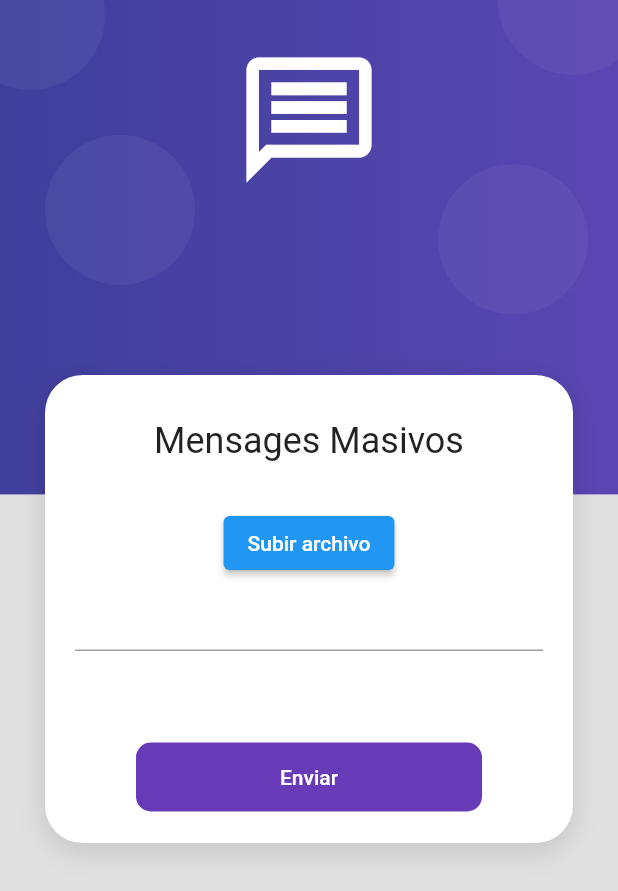
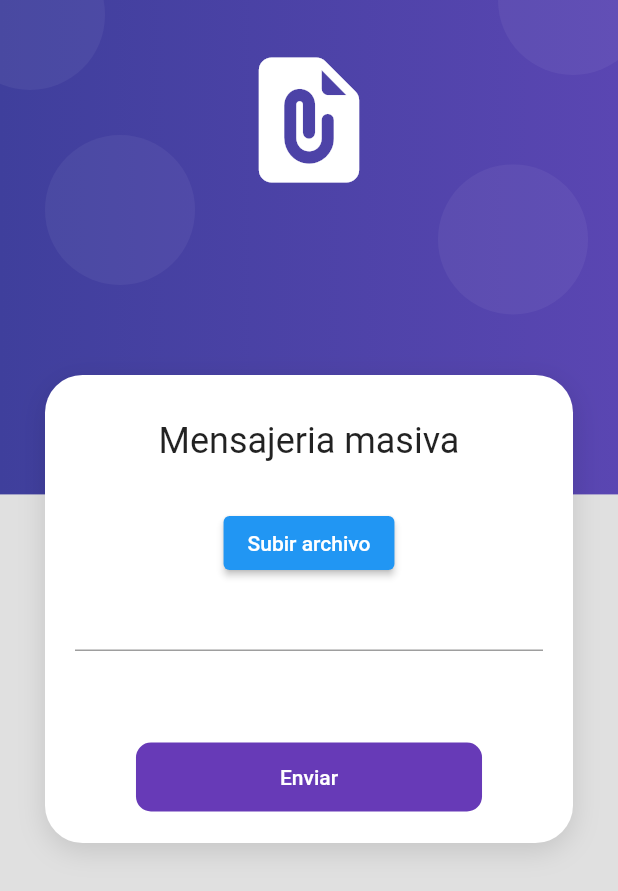
Before and after one commit to lordtryndamere/massive_messages_app, a Flutter app: the SendMessagesScreen screen opened by its route, on a phone screen of 412 x 824 dp. Shown: the top 891 px of the screen. Run offline on Flutter 3.47's test engine with Material 2 defaults, Android fonts, the phone set to English and light mode, and no system bars; our stand-ins replace file_picker, flutter_secure_storage, open_file; accounts and stored records are empty; network calls fail.

Commit message:
create interface send messages with connection backend

```diff
--- a/lib/screens/send_messages.dart
+++ b/lib/screens/send_messages.dart
@@ -15,7 +15,7 @@ class SendMessagesScreen extends StatelessWidget {
   Widget build(BuildContext context) {
     return Scaffold(
       body: AuthBackGround(
-          icon: Icons.message_outlined,
+          icon: Icons.file_present_rounded,
           child: SingleChildScrollView(
             child: Column(
               children: [
@@ -27,7 +27,7 @@ class SendMessagesScreen extends StatelessWidget {
                     children: [
                       const SizedBox(height: 10),
                       Text(
-                        'Mensages Masivos',
+                        'Mensajeria masiva',
                         style: Theme.of(context).textTheme.headline5,
                       ),
                       const SizedBox(
@@ -58,6 +58,7 @@ class _LoginForm extends StatefulWidget {
 class __LoginFormState extends State<_LoginForm> {
   bool isSelected = false;
   String fileName = "";
+  late PlatformFile file;
   @override
   Widget build(BuildContext context) {
     final loginform = Provider.of<SendMessagesProvider>(context);
@@ -74,20 +75,31 @@ class __LoginFormState extends State<_LoginForm> {
                 ? Row(
                     mainAxisAlignment: MainAxisAlignment.spaceEvenly,
                     children: [
-                        const Padding(
-                          padding: EdgeInsets.only(left: 10),
-                          child: Icon(Icons.file_present_rounded,
-                              color: Colors.green),
-                        ),
-                        const SizedBox(width: 10),
+                        IconButton(
+                            onPressed: () {
+                              setState(() {
+                                openFile(file);
+                              });
+                            },
+                            icon: const Icon(Icons.file_present_rounded,
+                                color: Colors.green)),
                         SizedBox(
-                          width: 195,
-                          child: Text(fileName,
-                              softWrap: false,
-                              textAlign: TextAlign.start,
-                              maxLines: 1,
-                              overflow: TextOverflow.ellipsis,
-                              style: const TextStyle(color: Colors.black)),
+                          width: 180,
+                          child: GestureDetector(
+                            onTap: (() {
+                              setState(() {
+                                openFile(file);
+                              });
+                            }),
+                            child: Text(fileName,
+                                softWrap: false,
+                                textAlign: TextAlign.start,
+                                maxLines: 1,
+                                overflow: TextOverflow.fade,
+                                style: const TextStyle(
+                                    color: Colors.black,
+                                    fontWeight: FontWeight.bold)),
+                          ),
                         ),
                         Expanded(child: Container()),
                         IconButton(
@@ -107,7 +119,9 @@ class __LoginFormState extends State<_LoginForm> {
                           await FilePicker.platform.pickFiles();
                       if (result == null) return;
                       loginform.file = result.files.single.path!;
+
                       setState(() {
+                        file = result.files.first;
                         fileName = result.files.single.name;
                         isSelected = true;
                       });
```
